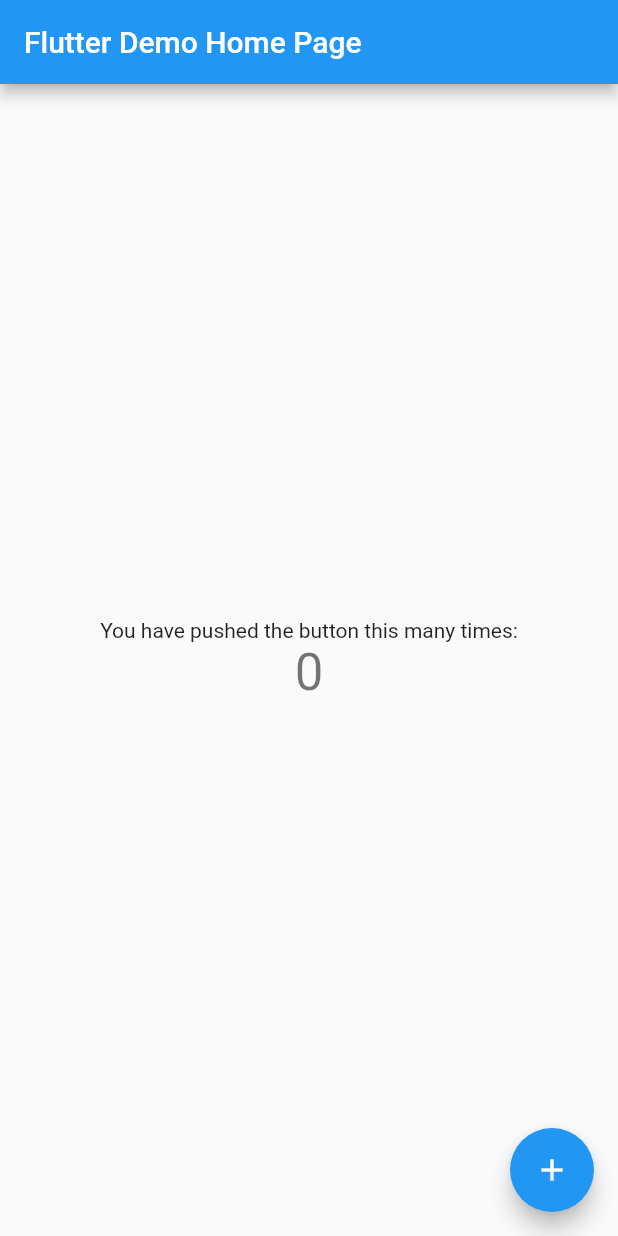
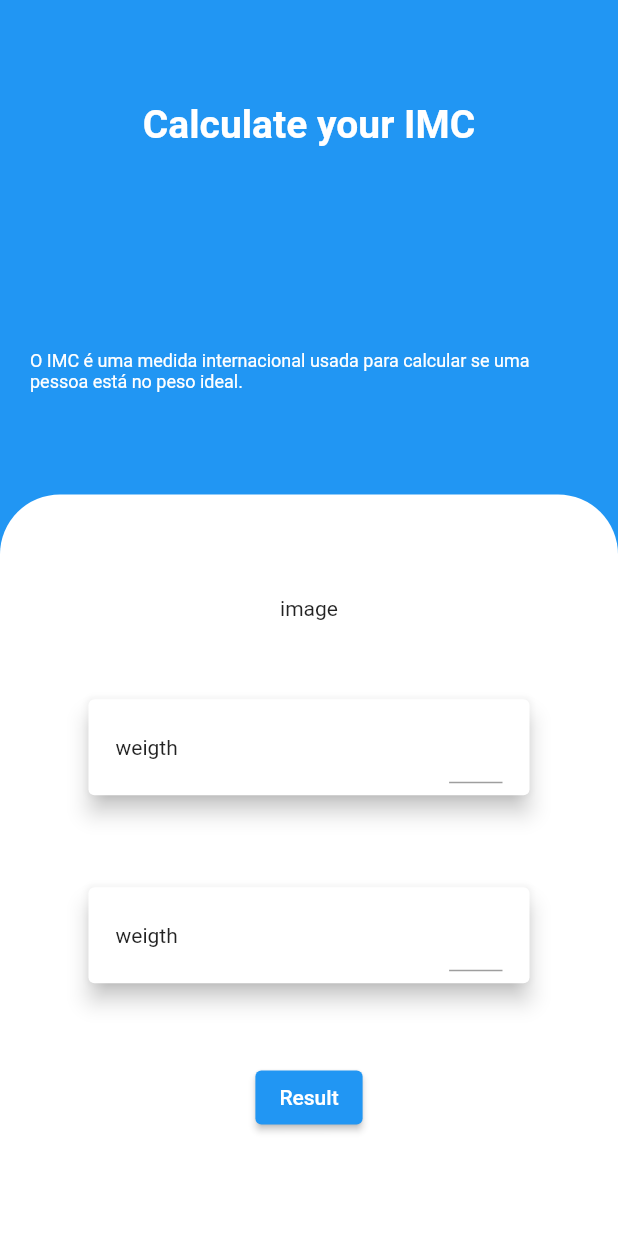
Before and after one commit to OuroborosD/IMC_MVC, a Flutter app: the screen it shows after launch, on a phone screen of 412 x 824 dp. Run offline on Flutter 3.47's test engine with Material 2 defaults, Android fonts, the phone set to English and light mode, and no system bars.

Commit message:
a parte do layout feita, faltando pequenas correções.

```diff
--- /dev/null
+++ b/lib/app/models/imc.dart
@@ -0,0 +1,33 @@
+
+class Imc{
+   int _height;
+   double _weight;
+
+   int get height{
+      return _height;
+   }
+
+   double get weigth{
+      return _weight;
+   }
+
+  set height(int height){
+    if(height > 0 && height <= 250){
+        _height = height;
+    }
+  }
+  set weight(double weight){
+    if(weight > 0 && weight <= 400){
+      _weight = weight;
+    }
+  }
+
+  Imc(this._height,  this._weight);
+
+  double imc_calc(){
+    double height_Meters = this._height/100;
+    double imc = this._weight/(height_Meters*height_Meters);
+    return imc;
+  }
+
+}
--- /dev/null
+++ b/lib/app/views/imc_page.dart
@@ -0,0 +1,69 @@
+import 'package:flutter/material.dart';
+import 'package:flutter/src/widgets/container.dart';
+import 'package:flutter/src/widgets/framework.dart';
+import 'package:imc_app/widgets/Card_Imc.dart';
+
+class Imc_Page extends StatelessWidget {
+  const Imc_Page({super.key});
+
+  @override
+  Widget build(BuildContext context) {
+    return SafeArea(
+      child: Scaffold(
+        body: Container(
+          color: Colors.blue,
+          child: Column(
+            mainAxisAlignment: MainAxisAlignment.spaceBetween,
+            children: [
+              Flexible(
+                flex:2,
+                child: Container(
+                  child: Column(
+                    mainAxisAlignment: MainAxisAlignment.spaceAround,
+                    children: [
+                      Text(
+                        'Calculate your IMC',
+                        style: TextStyle(
+                          fontSize: 26,
+                          fontWeight: FontWeight.bold,
+                          color: Colors.white,
+                        ),
+                      ),
+                      Padding(
+                        padding: const EdgeInsets.symmetric(horizontal: 20),
+                        child: Text(
+                          'O IMC é uma medida internacional usada para calcular se uma pessoa está no peso ideal.',
+                          style: TextStyle(fontSize: 12, color: Colors.white),
+                        ),
+                      ),
+                  ]),
+                ),
+              ),
+              Flexible(
+                flex:3,
+                child: Container(
+                  decoration: BoxDecoration(
+                      color: Colors.white,
+                      borderRadius: BorderRadius.only(
+                        // para fazer o topo do conteiner ficar coma borda redonda
+                        topLeft: Radius.circular(40.0),
+                        topRight: Radius.circular(40.0),
+                      )),
+                  padding: EdgeInsets.symmetric(vertical: 25, horizontal: 55),
+                  child: Column(
+                    mainAxisAlignment: MainAxisAlignment.spaceEvenly,
+                    children: [
+                    Text('image'),
+                    Card_Imc(),
+                    Card_Imc(),
+                    ElevatedButton(onPressed: () {}, child: Text('Result')),
+                  ]),
+                ),
+              ),
+            ],
+          ),
+        ),
+      ),
+    );
+  }
+}
--- a/lib/main.dart
+++ b/lib/main.dart
@@ -1,115 +1,22 @@
+
+import 'package:flutter/cupertino.dart';
 import 'package:flutter/material.dart';
+import './app/views/imc_page.dart';
 
-void main() {
-  runApp(const MyApp());
-}
+void main() => runApp(HomePage());
 
-class MyApp extends StatelessWidget {
-  const MyApp({super.key});
 
-  // This widget is the root of your application.
+
+
+
+class HomePage extends StatelessWidget {
+  const HomePage({super.key});
+
   @override
   Widget build(BuildContext context) {
     return MaterialApp(
-      title: 'Flutter Demo',
-      theme: ThemeData(
-        // This is the theme of your application.
-        //
-        // Try running your application with "flutter run". You'll see the
-        // application has a blue toolbar. Then, without quitting the app, try
-        // changing the primarySwatch below to Colors.green and then invoke
-        // "hot reload" (press "r" in the console where you ran "flutter run",
-        // or simply save your changes to "hot reload" in a Flutter IDE).
-        // Notice that the counter didn't reset back to zero; the application
-        // is not restarted.
-        primarySwatch: Colors.blue,
-      ),
-      home: const MyHomePage(title: 'Flutter Demo Home Page'),
+      debugShowCheckedModeBanner: false,
+      home: Imc_Page(),
     );
   }
 }
-
-class MyHomePage extends StatefulWidget {
-  const MyHomePage({super.key, required this.title});
-
-  // This widget is the home page of your application. It is stateful, meaning
-  // that it has a State object (defined below) that contains fields that affect
-  // how it looks.
-
-  // This class is the configuration for the state. It holds the values (in this
-  // case the title) provided by the parent (in this case the App widget) and
-  // used by the build method of the State. Fields in a Widget subclass are
-  // always marked "final".
-
-  final String title;
-
-  @override
-  State<MyHomePage> createState() => _MyHomePageState();
-}
-
-class _MyHomePageState extends State<MyHomePage> {
-  int _counter = 0;
-
-  void _incrementCounter() {
-    setState(() {
-      // This call to setState tells the Flutter framework that something has
-      // changed in this State, which causes it to rerun the build method below
-      // so that the display can reflect the updated values. If we changed
-      // _counter without calling setState(), then the build method would not be
-      // called again, and so nothing would appear to happen.
-      _counter++;
-    });
-  }
-
-  @override
-  Widget build(BuildContext context) {
-    // This method is rerun every time setState is called, for instance as done
-    // by the _incrementCounter method above.
-    //
-    // The Flutter framework has been optimized to make rerunning build methods
-    // fast, so that you can just rebuild anything that needs updating rather
-    // than having to individually change instances of widgets.
-    return Scaffold(
-      appBar: AppBar(
-        // Here we take the value from the MyHomePage object that was created by
-        // the App.build method, and use it to set our appbar title.
-        title: Text(widget.title),
-      ),
-      body: Center(
-        // Center is a layout widget. It takes a single child and positions it
-        // in the middle of the parent.
-        child: Column(
-          // Column is also a layout widget. It takes a list of children and
-          // arranges them vertically. By default, it sizes itself to fit its
-          // children horizontally, and tries to be as tall as its parent.
-          //
-          // Invoke "debug painting" (press "p" in the console, choose the
-          // "Toggle Debug Paint" action from the Flutter Inspector in Android
-          // Studio, or the "Toggle Debug Paint" command in Visual Studio Code)
-          // to see the wireframe for each widget.
-          //
-          // Column has various properties to control how it sizes itself and
-          // how it positions its children. Here we use mainAxisAlignment to
-          // center the children vertically; the main axis here is the vertical
-          // axis because Columns are vertical (the cross axis would be
-          // horizontal).
-          mainAxisAlignment: MainAxisAlignment.center,
-          children: <Widget>[
-            const Text(
-              'You have pushed the button this many times:',
-            ),
-            Text(
-              '$_counter',
-              style: Theme.of(context).textTheme.headline4,
-            ),
-          ],
-        ),
-      ),
-      floatingActionButton: FloatingActionButton(
-        onPressed: _incrementCounter,
-        tooltip: 'Increment',
-        child: const Icon(Icons.add),
-      ), // This trailing comma makes auto-formatting nicer for build methods.
-    );
-  }
-}
--- /dev/null
+++ b/lib/widgets/Card_Imc.dart
@@ -0,0 +1,40 @@
+import 'package:flutter/material.dart';
+import 'package:flutter/cupertino.dart';
+import 'package:flutter/src/widgets/container.dart';
+import 'package:flutter/src/widgets/framework.dart';
+
+class Card_Imc extends StatelessWidget {
+  const Card_Imc({super.key});
+
+  @override
+  Widget build(BuildContext context) {
+    return Container(
+      padding: EdgeInsets.symmetric(vertical: 5),
+      child: Card(
+        elevation: 6,
+        child: Padding(
+          padding: const EdgeInsets.all(8.0),
+          child: Row(
+            mainAxisAlignment: MainAxisAlignment.spaceEvenly,
+            children: [
+              Expanded(
+                flex: 4,
+                child: Padding(
+                  padding: const EdgeInsets.symmetric(horizontal: 10.0),
+                  child: Text('weigth'),
+                ),
+              ),
+              Expanded(
+                flex: 1,
+                child: Padding(
+                  padding: const EdgeInsets.symmetric(horizontal: 10.0),
+                  child: TextField(),
+                ),
+              ),
+            ],
+          ),
+        ),
+      ),
+    );
+  }
+}
```
